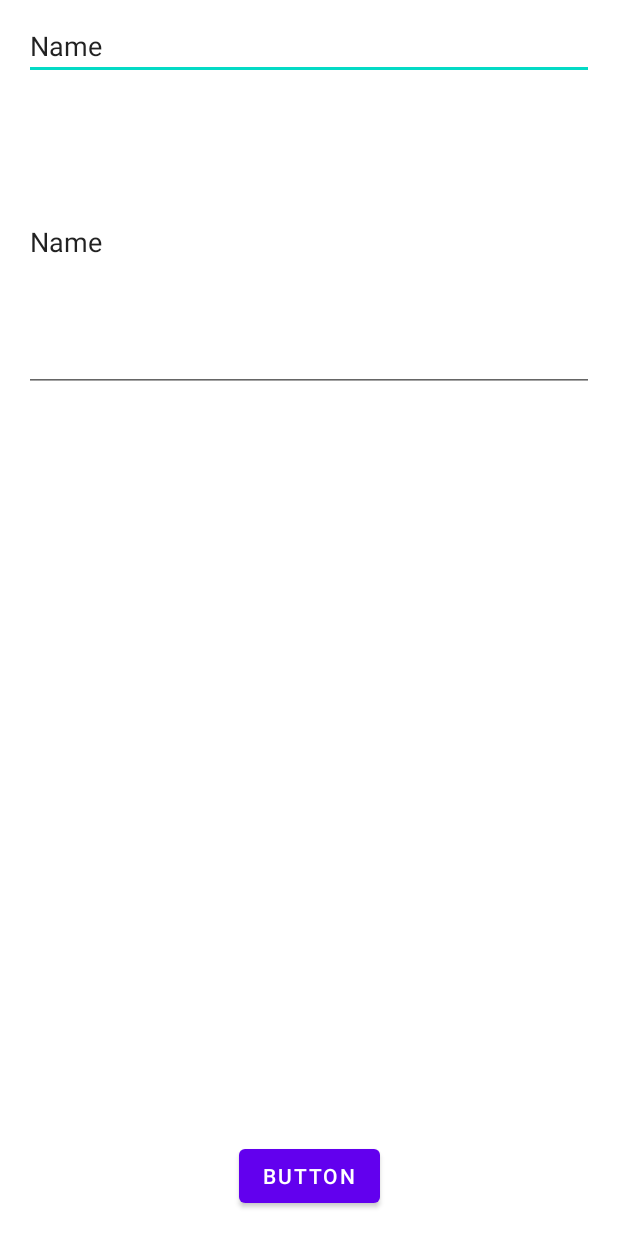
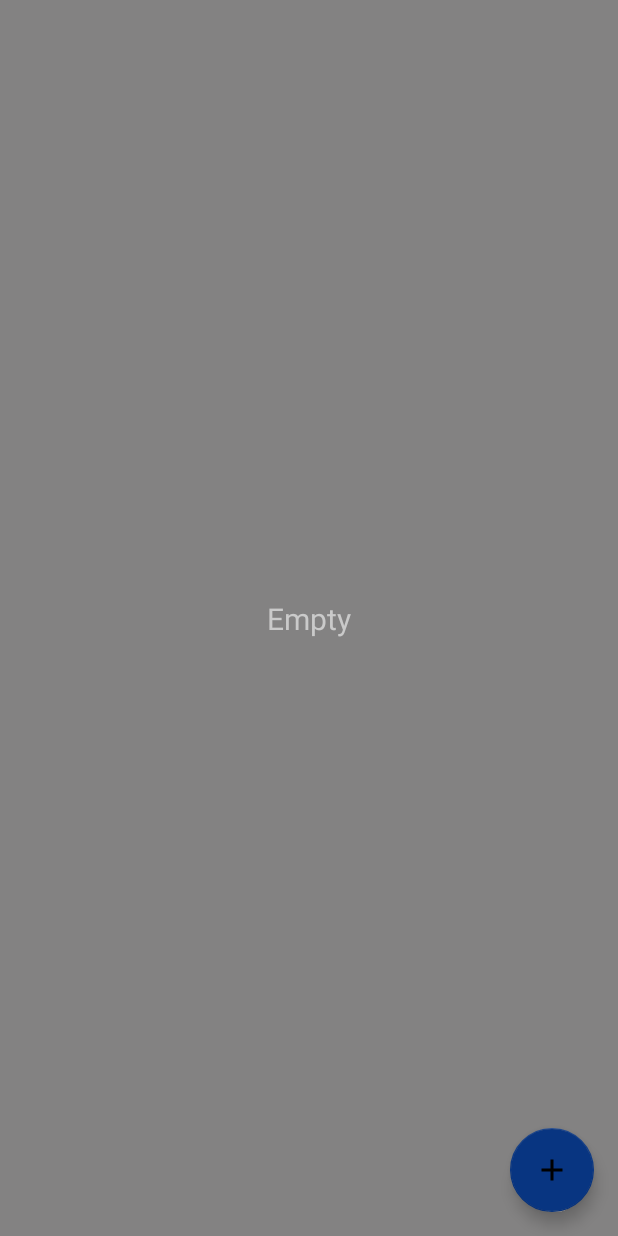
Before and after one commit to FoxTailEnte/NoteBookSQL, an Android app: the layout activity_main.xml on its own in the app's theme, with its tools: preview values and no code run, on a phone screen of 412 x 824 dp. Run offline under Robolectric (Android 15) with nearby library versions, the phone set to English and light mode, and no system bars.

Commit message:
Create Main & Add activitys
*Delete test activity
*Create MainActivity with rcView
*Create AddActivity with plaintext for title and description

```diff
--- a/app/src/main/AndroidManifest.xml
+++ b/app/src/main/AndroidManifest.xml
@@ -14,6 +14,9 @@
         android:theme="@style/Theme.NotebookSQLDnTraining"
         tools:targetApi="31">
         <activity
+            android:name=".EditActivity"
+            android:exported="false" />
+        <activity
             android:name=".MainActivity"
             android:exported="true">
             <intent-filter>
--- /dev/null
+++ b/app/src/main/res/drawable/ic_add.xml
@@ -0,0 +1,5 @@
+<vector android:height="24dp" android:tint="#FFFFFF"
+    android:viewportHeight="24" android:viewportWidth="24"
+    android:width="24dp" xmlns:android="http://schemas.android.com/apk/res/android">
+    <path android:fillColor="@android:color/white" android:pathData="M19,13h-6v6h-2v-6H5v-2h6V5h2v6h6v2z"/>
+</vector>
--- /dev/null
+++ b/app/src/main/res/drawable/ic_save.xml
@@ -0,0 +1,5 @@
+<vector android:height="24dp" android:tint="#FFFFFF"
+    android:viewportHeight="24" android:viewportWidth="24"
+    android:width="24dp" xmlns:android="http://schemas.android.com/apk/res/android">
+    <path android:fillColor="@android:color/white" android:pathData="M19,12v7L5,19v-7L3,12v7c0,1.1 0.9,2 2,2h14c1.1,0 2,-0.9 2,-2v-7h-2zM13,12.67l2.59,-2.58L17,11.5l-5,5 -5,-5 1.41,-1.41L11,12.67L11,3h2z"/>
+</vector>
--- a/app/src/main/res/layout/activity_main.xml
+++ b/app/src/main/res/layout/activity_main.xml
@@ -4,54 +4,41 @@
     xmlns:tools="http://schemas.android.com/tools"
     android:layout_width="match_parent"
     android:layout_height="match_parent"
+    android:background="#838282"
     tools:context=".MainActivity">
 
-    <TextView
-        android:id="@+id/tvTest"
+    <androidx.recyclerview.widget.RecyclerView
+        android:id="@+id/rcMain"
         android:layout_width="0dp"
         android:layout_height="0dp"
-        android:layout_marginTop="8dp"
-        android:layout_marginBottom="8dp"
-        app:layout_constraintBottom_toTopOf="@+id/bSave"
-        app:layout_constraintEnd_toEndOf="@+id/edContent"
-        app:layout_constraintStart_toStartOf="@+id/edContent"
-        app:layout_constraintTop_toBottomOf="@+id/edContent" />
-
-    <EditText
-        android:id="@+id/edTitle"
-        android:layout_width="0dp"
-        android:layout_height="wrap_content"
-        android:layout_marginStart="16dp"
-        android:layout_marginTop="8dp"
-        android:layout_marginEnd="16dp"
-        android:ems="10"
-        android:inputType="textPersonName"
-        android:text="Name"
+        app:layout_constraintBottom_toBottomOf="parent"
         app:layout_constraintEnd_toEndOf="parent"
         app:layout_constraintStart_toStartOf="parent"
         app:layout_constraintTop_toTopOf="parent" />
 
-    <EditText
-        android:id="@+id/edContent"
-        android:layout_width="0dp"
-        android:layout_height="200dp"
-        android:layout_marginTop="8dp"
-        android:ems="10"
-        android:inputType="textPersonName"
-        android:text="Name"
-        app:layout_constraintEnd_toEndOf="@+id/edTitle"
-        app:layout_constraintStart_toStartOf="@+id/edTitle"
-        app:layout_constraintTop_toBottomOf="@+id/edTitle" />
-
-    <Button
-        android:id="@+id/bSave"
+    <com.google.android.material.floatingactionbutton.FloatingActionButton
+        android:id="@+id/bAdd"
         android:layout_width="wrap_content"
         android:layout_height="wrap_content"
+        android:layout_marginEnd="16dp"
         android:layout_marginBottom="16dp"
-        android:onClick="onClickSave"
-        android:text="Button"
+        android:clickable="true"
+        android:onClick="onClickNew"
+        app:backgroundTint="@color/dark_blue"
         app:layout_constraintBottom_toBottomOf="parent"
-        app:layout_constraintEnd_toEndOf="@+id/edContent"
-        app:layout_constraintStart_toStartOf="@+id/edContent" />
+        app:layout_constraintEnd_toEndOf="parent"
+        app:srcCompat="@drawable/ic_add" />
+
+    <TextView
+        android:id="@+id/tvNoElements"
+        android:layout_width="wrap_content"
+        android:layout_height="wrap_content"
+        android:text="Empty"
+        android:textColor="#CACACA"
+        android:textSize="20sp"
+        app:layout_constraintBottom_toBottomOf="parent"
+        app:layout_constraintEnd_toEndOf="parent"
+        app:layout_constraintStart_toStartOf="parent"
+        app:layout_constraintTop_toTopOf="parent" />
 
 </androidx.constraintlayout.widget.ConstraintLayout>
--- a/app/src/main/res/values-night/themes.xml
+++ /dev/null
@@ -1,16 +0,0 @@
-<resources xmlns:tools="http://schemas.android.com/tools">
-    <!-- Base application theme. -->
-    <style name="Theme.NotebookSQLDnTraining" parent="Theme.MaterialComponents.DayNight.DarkActionBar">
-        <!-- Primary brand color. -->
-        <item name="colorPrimary">@color/purple_200</item>
-        <item name="colorPrimaryVariant">@color/purple_700</item>
-        <item name="colorOnPrimary">@color/black</item>
-        <!-- Secondary brand color. -->
-        <item name="colorSecondary">@color/teal_200</item>
-        <item name="colorSecondaryVariant">@color/teal_200</item>
-        <item name="colorOnSecondary">@color/black</item>
-        <!-- Status bar color. -->
-        <item name="android:statusBarColor" tools:targetApi="l">?attr/colorPrimaryVariant</item>
-        <!-- Customize your theme here. -->
-    </style>
-</resources>
--- a/app/src/main/res/values/colors.xml
+++ b/app/src/main/res/values/colors.xml
@@ -7,4 +7,5 @@
     <color name="teal_700">#FF018786</color>
     <color name="black">#FF000000</color>
     <color name="white">#FFFFFFFF</color>
+    <color name="dark_blue">#083581</color>
 </resources>
```
Also changed, not shown: app/src/main/java/com/example/notebooksqldntraining/EditActivity.kt (added, +14 -0 lines), app/src/main/java/com/example/notebooksqldntraining/MainActivity.kt (+8 -14 lines), app/src/main/res/layout/activity_edit.xml (added, +53 -0 lines), app/src/main/java/com/example/notebooksqldntraining/db/MyDbManager.kt (line endings or trailing spaces).
